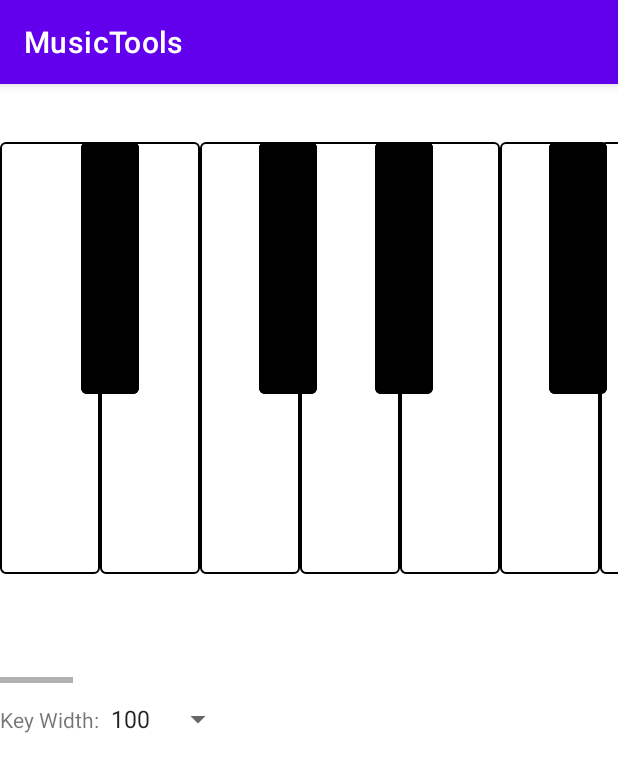
After one commit to brangpd/music_tools_android, an Android app: the fragment MidiPianoFragment shown on its own in the app's theme, on a phone screen of 412 x 824 dp. The commit adds this screen. Shown: the top 772 px of the screen. Run offline under Robolectric (Android 15) with nearby library versions, the phone set to English and light mode, and no system bars; libraries missing offline, so code that uses them is left out: org.billthefarmer.mididriver; 1 statement that could not run was skipped.

Commit message:
基本完成MIDI键盘

```diff
--- /dev/null
+++ b/app/src/main/java/io/brangpd/ui/midipiano/MidiPianoFragment.java
@@ -0,0 +1,303 @@
+package io.brangpd.ui.midipiano;
+
+import androidx.constraintlayout.widget.ConstraintLayout;
+import androidx.lifecycle.ViewModelProvider;
+
+import android.content.Context;
+import android.content.res.ColorStateList;
+import android.graphics.Color;
+import android.os.Bundle;
+
+import androidx.annotation.NonNull;
+import androidx.annotation.Nullable;
+import androidx.fragment.app.Fragment;
+
+import android.util.Log;
+import android.view.ContextThemeWrapper;
+import android.view.LayoutInflater;
+import android.view.MotionEvent;
+import android.view.View;
+import android.view.ViewGroup;
+import android.widget.AdapterView;
+import android.widget.HorizontalScrollView;
+import android.widget.Space;
+import android.widget.Spinner;
+import android.widget.TextView;
+
+import com.google.android.material.button.MaterialButton;
+
+import org.billthefarmer.mididriver.MidiDriver;
+
+import java.util.Locale;
+
+import io.brangpd.R;
+import io.brangpd.databinding.MidiPianoFragmentBinding;
+
+public class MidiPianoFragment extends Fragment {
+    private static final String TAG = MidiPianoFragment.class.toString();
+
+    private MidiPianoViewModel mViewModel;
+    private int mWhiteKeyWidth = 100;
+    private int mWhiteKeyHeight = 450;
+    private TextView mTextViewMidiNote;
+    private Spinner mSpinnerMidiKeySize;
+    private ConstraintLayout mConstraintLayoutMidiKeyboard;
+    private MidiPianoFragmentBinding mBinding;
+    private HorizontalScrollView mScrollView;
+
+    public static MidiPianoFragment newInstance() {
+        return new MidiPianoFragment();
+    }
+
+    @Override
+    public void onCreate(@Nullable Bundle savedInstanceState) {
+        super.onCreate(savedInstanceState);
+        MidiDriver.getInstance().start();
+    }
+
+    @Override
+    public void onDestroy() {
+        super.onDestroy();
+        MidiDriver.getInstance().stop();
+    }
+
+    @Override
+    public View onCreateView(@NonNull LayoutInflater inflater, @Nullable ViewGroup container,
+                             @Nullable Bundle savedInstanceState) {
+        mViewModel = new ViewModelProvider(this).get(MidiPianoViewModel.class);
+        View view = inflater.inflate(R.layout.midi_piano_fragment, container, false);
+        mBinding = MidiPianoFragmentBinding.bind(view);
+        mScrollView = mBinding.scrollViewMidiKeyboard;
+        mConstraintLayoutMidiKeyboard = mBinding.constraintLayoutMidiKeyboard;
+        mConstraintLayoutMidiKeyboard.requestDisallowInterceptTouchEvent(true);
+        mTextViewMidiNote = mBinding.textViewMidiNote;
+        mSpinnerMidiKeySize = mBinding.spinnerMidiKeySize;
+        mSpinnerMidiKeySize.setOnItemSelectedListener(new AdapterView.OnItemSelectedListener() {
+            @Override
+            public void onItemSelected(AdapterView<?> adapterView, View view, int i, long l) {
+                mWhiteKeyWidth = Integer.parseInt(adapterView.getSelectedItem().toString());
+                buildKeys();
+            }
+
+            @Override
+            public void onNothingSelected(AdapterView<?> adapterView) {
+            }
+        });
+
+        buildKeys();
+
+        return view;
+    }
+
+    private void buildKeys() {
+        mConstraintLayoutMidiKeyboard.removeAllViews();
+        ConstraintLayout.LayoutParams params;
+
+        // 底部添加一点空隙方便拖拽
+        Space space = new Space(getContext());
+        params = new ConstraintLayout.LayoutParams(52 * mWhiteKeyWidth, mWhiteKeyHeight + 100);
+        params.bottomToBottom = ConstraintLayout.LayoutParams.PARENT_ID;
+        params.leftToLeft = ConstraintLayout.LayoutParams.PARENT_ID;
+        params.topToTop = ConstraintLayout.LayoutParams.PARENT_ID;
+        space.setLayoutParams(params);
+        mConstraintLayoutMidiKeyboard.addView(space);
+
+        OnMidiKeyboardListener onMidiKeyboardListener = new OnMidiKeyboardListener() {
+            @Override
+            public void onTouch(int midiCode, int velocity) {
+                Log.d(TAG, String.format("onCreateView Touch: %d %d", midiCode, velocity));
+                mTextViewMidiNote.setText(midiString(midiCode));
+                // Construct a note ON message for the middle C at maximum velocity on channel 1:
+                byte[] event = new byte[3];
+                event[0] = (byte) 0x90;  // 0x90 = note On, 0x00 = channel 1
+                event[1] = (byte) midiCode;  // 0x3C = middle C
+                event[2] = (byte) velocity;  // 0x7F = the maximum velocity (127)
+
+                // Send the MIDI event to the synthesizer.
+                MidiDriver.getInstance().write(event);
+            }
+
+            @Override
+            public void onRelease(int midiCode, int velocity) {
+                Log.d(TAG, String.format("onCreateView Release: %d", midiCode));
+                // Construct a note OFF message for the middle C at minimum velocity on channel 1:
+                byte[] event = new byte[3];
+                event[0] = (byte) 0x80;  // 0x80 = note Off, 0x00 = channel 1
+                event[1] = (byte) midiCode;  // 0x3C = middle C
+                event[2] = (byte) velocity;  // 0x00 = the minimum velocity (0)
+
+                // Send the MIDI event to the synthesizer.
+                MidiDriver.getInstance().write(event);
+            }
+        };
+        // 钢琴第一个键A0，左边省去20个MIDI键，即12个白键
+        int leftMarginOffset = -12 * mWhiteKeyWidth;
+        L_octave_loop:
+        for (int octave = 0; ; ++octave) {
+            for (int i = 0; i < 12; ++i) {
+                int midiCode = octave * 12 + i;
+                if (midiCode < 21 /*A0*/) {
+                    continue;
+                }
+                if (midiCode > 108 /*C8*/) {
+                    break L_octave_loop;
+                }
+                MidiKeyboardButton midiKeyboardButton = new MidiKeyboardButton(
+                        new ContextThemeWrapper(
+                                getContext(), R.style.Widget_MaterialComponents_Button_OutlinedButton),
+                        midiCode);
+                midiKeyboardButton.setOnMidiKeyboardListener(onMidiKeyboardListener);
+                if (isBlackKey(midiCode)) {
+                    // 放置黑键
+                    midiKeyboardButton.setStrokeColor(ColorStateList.valueOf(Color.BLACK));
+                    params = new ConstraintLayout.LayoutParams(
+                            blackKeyWidth(mWhiteKeyWidth), blackKeyHeight(mWhiteKeyHeight));
+                    params.topMargin = 0;
+
+                    params.leftMargin = leftMarginOffset + octave * 7 * mWhiteKeyWidth + i * blackKeyWidth(mWhiteKeyWidth) + 1;
+                    Log.d(TAG, String.format("Black key %d left margin: %d", midiCode, params.leftMargin));
+                    params.startToStart = ConstraintLayout.LayoutParams.PARENT_ID;
+                    params.topToTop = ConstraintLayout.LayoutParams.PARENT_ID;
+
+                    midiKeyboardButton.setLayoutParams(params);
+                } else {
+                    // 放置白键
+                    midiKeyboardButton.setStrokeColor(ColorStateList.valueOf(Color.BLACK));
+
+                    params = new ConstraintLayout.LayoutParams(mWhiteKeyWidth, mWhiteKeyHeight);
+                    params.topMargin = 0;
+
+                    // 算当前八度内白键为第几个
+                    int localWhiteIndex = i / 2;
+                    if (i >= 5) {
+                        ++localWhiteIndex;
+                    }
+
+                    params.leftMargin = leftMarginOffset + octave * 7 * mWhiteKeyWidth + localWhiteIndex * mWhiteKeyWidth;
+                    Log.d(TAG, String.format("White key %d left margin: %d", midiCode, params.leftMargin));
+                    params.startToStart = ConstraintLayout.LayoutParams.PARENT_ID;
+                    params.topToTop = ConstraintLayout.LayoutParams.PARENT_ID;
+
+                    midiKeyboardButton.setLayoutParams(params);
+                }
+                mConstraintLayoutMidiKeyboard.addView(midiKeyboardButton);
+            }
+        }
+    }
+
+    private static int blackKeyWidth(int whiteKeyWidth) {
+        return whiteKeyWidth * 7 / 12;
+    }
+
+    private static int blackKeyHeight(int whiteKeyHeight) {
+        return whiteKeyHeight * 3 / 5;
+    }
+
+    private static boolean isBlackKey(int midiCode) {
+        switch (midiInOctave(midiCode)) {
+            case 1:
+            case 3:
+            case 6:
+            case 8:
+            case 10:
+                return true;
+            default:
+                return false;
+        }
+    }
+
+    private static int midiInOctave(int midiCode) {
+        return midiCode % 12;
+    }
+
+    private static int midiOfOctave(int midiCode) {
+        return midiCode / 12 - 1;
+    }
+
+    private static String midiString(int midiCode) {
+        if (isBlackKey(midiCode)) {
+            int leftWhite = midiCode - 1;
+            int rightWhite = midiCode + 1;
+            return String.format(Locale.getDefault(), "#%s / b%s", midiString(leftWhite), midiString(rightWhite));
+        }
+        char name; // CDEFGAB
+        switch (midiInOctave(midiCode)) {
+            case 0:
+                name = 'C';
+                break;
+            case 2:
+                name = 'D';
+                break;
+            case 4:
+                name = 'E';
+                break;
+            case 5:
+                name = 'F';
+                break;
+            case 7:
+                name = 'G';
+                break;
+            case 9:
+                name = 'A';
+                break;
+            case 11:
+                name = 'B';
+                break;
+            default:
+                return null;
+        }
+        return String.format(Locale.getDefault(), "%c%d", name, midiOfOctave(midiCode));
+    }
+
+    private interface OnMidiKeyboardListener {
+        void onTouch(int midiCode, int velocity);
+
+        void onRelease(int midiCode, int velocity);
+    }
+
+    private class MidiKeyboardButton extends MaterialButton {
+        private final int kMidiCode;
+        private OnMidiKeyboardListener mListener = null;
+
+        public MidiKeyboardButton(Context context, int midiCode) {
+            super(context);
+            this.kMidiCode = midiCode;
+            int backgroundColor = isBlackKey(midiCode) ? Color.BLACK : Color.WHITE;
+            setBackgroundColor(backgroundColor);
+            setRippleColor(ColorStateList.valueOf(Color.GRAY));
+            setElevation(isBlackKey(midiCode) ? 1 : 0);
+            setStateListAnimator(null);
+        }
+
+        public void setOnMidiKeyboardListener(OnMidiKeyboardListener e) {
+            mListener = e;
+        }
+
+        @Override
+        public boolean performClick() {
+            super.performClick();
+            return true;
+        }
+
+        @Override
+        public boolean onTouchEvent(MotionEvent event) {
+            super.onTouchEvent(event);
+            performClick();
+            Log.d(TAG, String.format("onTouchEvent: %s %d", midiString(kMidiCode), event.getAction()));
+            switch (event.getAction()) {
+                default:
+                    return false;
+                case MotionEvent.ACTION_DOWN:
+                    if (mListener != null) {
+                        mListener.onTouch(kMidiCode, (int) (event.getPressure() * 127));
+                    }
+                    return true;
+                case MotionEvent.ACTION_UP:
+                    if (mListener != null) {
+                        mListener.onRelease(kMidiCode, 0);
+                    }
+                    return true;
+            }
+        }
+    }
+}
--- /dev/null
+++ b/app/src/main/java/io/brangpd/ui/midipiano/MidiPianoViewModel.java
@@ -0,0 +1,7 @@
+package io.brangpd.ui.midipiano;
+
+import androidx.lifecycle.ViewModel;
+
+public class MidiPianoViewModel extends ViewModel {
+    // TODO: Implement the ViewModel
+}
--- /dev/null
+++ b/app/src/main/res/layout/midi_piano_fragment.xml
@@ -0,0 +1,71 @@
+<?xml version="1.0" encoding="utf-8"?>
+<FrameLayout xmlns:android="http://schemas.android.com/apk/res/android"
+    xmlns:app="http://schemas.android.com/apk/res-auto"
+    xmlns:tools="http://schemas.android.com/tools"
+    android:layout_width="match_parent"
+    android:layout_height="match_parent"
+    tools:context=".ui.midipiano.MidiPianoFragment">
+
+    <LinearLayout
+        android:layout_width="match_parent"
+        android:layout_height="match_parent"
+        android:orientation="vertical">
+
+        <LinearLayout
+            android:layout_width="match_parent"
+            android:layout_height="wrap_content"
+            android:orientation="horizontal">
+
+            <TextView
+                android:id="@+id/textViewMidiNote"
+                android:layout_width="0dp"
+                android:layout_height="wrap_content"
+                android:layout_weight="100"
+                android:textAlignment="center"
+                android:textSize="24sp" />
+
+        </LinearLayout>
+
+        <HorizontalScrollView
+            android:id="@+id/scrollViewMidiKeyboard"
+            android:layout_width="wrap_content"
+            android:layout_height="wrap_content"
+            android:scrollbarStyle="outsideOverlay">
+
+            <androidx.constraintlayout.widget.ConstraintLayout
+                android:id="@+id/constraintLayoutMidiKeyboard"
+                android:layout_width="wrap_content"
+                android:layout_height="match_parent" >
+
+                <Space
+                    android:layout_width="wrap_content"
+                    android:layout_height="wrap_content"
+                    android:layout_marginBottom="500dp"
+                    app:layout_constraintBottom_toBottomOf="parent"
+                    app:layout_constraintStart_toStartOf="parent"
+                    app:layout_constraintTop_toTopOf="parent" />
+            </androidx.constraintlayout.widget.ConstraintLayout>
+        </HorizontalScrollView>
+
+        <LinearLayout
+            android:layout_width="match_parent"
+            android:layout_height="match_parent"
+            android:orientation="horizontal">
+
+            <TextView
+                android:id="@+id/textView5"
+                android:layout_width="wrap_content"
+                android:layout_height="wrap_content"
+                android:text="@string/text_view_key_width_text" />
+
+            <Spinner
+                android:id="@+id/spinnerMidiKeySize"
+                android:layout_width="wrap_content"
+                android:layout_height="wrap_content"
+                android:entries="@array/midiKeySize"
+                android:minHeight="48dp" />
+        </LinearLayout>
+
+    </LinearLayout>
+
+</FrameLayout>
--- a/app/src/main/res/menu/activity_main_drawer.xml
+++ b/app/src/main/res/menu/activity_main_drawer.xml
@@ -11,5 +11,8 @@
         <item
             android:id="@+id/nav_metronome"
             android:title="@string/menu_metronome" />
+        <item
+            android:id="@+id/nav_midi_keyboard"
+            android:title="@string/menu_midi_keyboard" />
     </group>
 </menu>
--- a/app/src/main/res/navigation/mobile_navigation.xml
+++ b/app/src/main/res/navigation/mobile_navigation.xml
@@ -16,4 +16,9 @@
         android:name="io.brangpd.ui.metronome.MetronomeFragment"
         android:label="@string/menu_metronome"
         tools:layout="@layout/metronome_fragment" />
+    <fragment
+        android:id="@+id/nav_midi_keyboard"
+        android:name="io.brangpd.ui.midipiano.MidiPianoFragment"
+        android:label="@string/menu_midi_keyboard"
+        tools:layout="@layout/midi_piano_fragment" />
 </navigation>
--- /dev/null
+++ b/app/src/main/res/values/midiKeySize.xml
@@ -0,0 +1,8 @@
+<?xml version="1.0" encoding="utf-8"?>
+<resources>
+    <string-array name="midiKeySize">
+        <item>"100"</item>
+        <item>"150"</item>
+        <item>"200"</item>
+    </string-array>
+</resources>
--- a/app/src/main/res/values/strings.xml
+++ b/app/src/main/res/values/strings.xml
@@ -8,6 +8,7 @@
     <string name="action_settings" translatable="false">Settings</string>
 
     <string name="menu_home">Home</string>
+    <string name="menu_midi_keyboard">Midi Keyboard</string>
     <string name="menu_gallery" translatable="false">Gallery</string>
     <string name="menu_slideshow" translatable="false">Slideshow</string>
     <string name="menu_metronome">Metronome</string>
@@ -15,4 +16,5 @@
     <string name="metronome_record">Record</string>
     <string name="metronome_reset_record">Reset Record</string>
     <string name="metronome_stop">Stop</string>
+    <string name="text_view_key_width_text">Key Width:</string>
 </resources>
```
Also changed, not shown: 1 other file.
